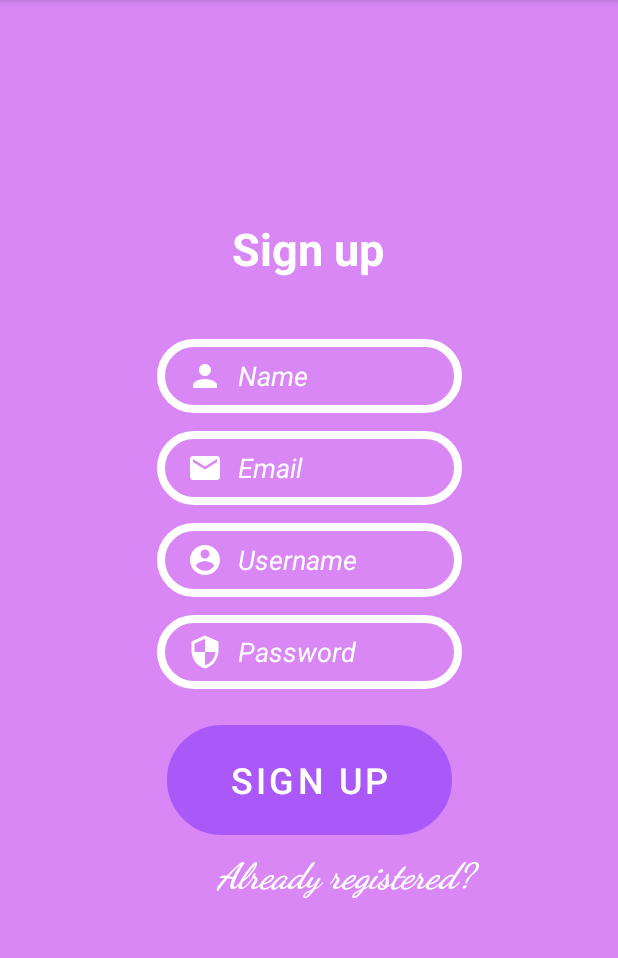
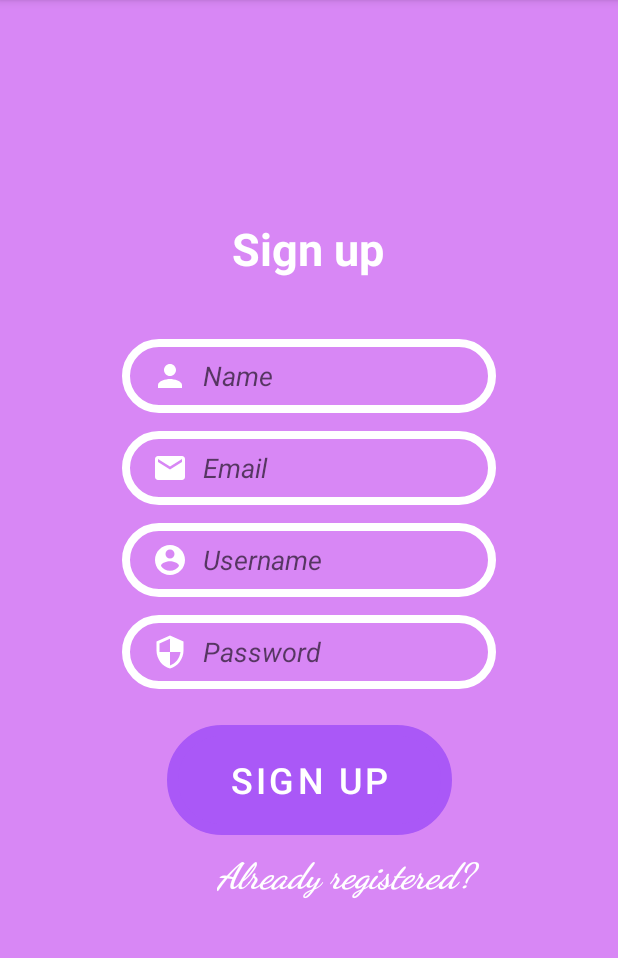
Before and after one commit to Haruberi/MyApp, an Android app: the SignUpActivity screen opened directly, with no data from a screen before it, on a phone screen of 412 x 824 dp, the part 84-1042 px from its top. Run offline under Robolectric (Android 15) with nearby library versions, the phone set to English and light mode, and no system bars; Roboto replaces fonts that are not available here.

Commit message:
Work well, next step: sqlite

```diff
--- a/app/src/main/java/com/example/myapplication/SignInActivity.java
+++ b/app/src/main/java/com/example/myapplication/SignInActivity.java
@@ -1,5 +1,6 @@
 package com.example.myapplication;
 
+import androidx.annotation.Nullable;
 import androidx.appcompat.app.AppCompatActivity;
 
 import android.content.Intent;
@@ -8,4 +9,9 @@ import android.view.View;
 import android.widget.Button;
 
 public class SignInActivity extends AppCompatActivity {
+    @Override
+    protected void onCreate(@Nullable Bundle savedInstanceState) {
+        super.onCreate(savedInstanceState);
+        setContentView(R.layout.activity_sign_in);
     }
+}
--- a/app/src/main/res/layout/activity_main.xml
+++ b/app/src/main/res/layout/activity_main.xml
@@ -31,7 +31,7 @@
         android:layout_width="225dp"
         android:layout_height="77dp"
         android:layout_marginTop="36dp"
-        android:background="@drawable/btn_bg"
+        android:background="@drawable/input_bg"
         android:text="sign in here"
         android:textColor="@android:color/white"
         android:textSize="24sp"
@@ -44,7 +44,7 @@
         android:layout_width="225dp"
         android:layout_height="77dp"
         android:layout_marginTop="32dp"
-        android:background="@drawable/btn_bg"
+        android:background="@drawable/input_bg"
         android:text="sing up here"
         android:textColor="@android:color/white"
         android:textSize="24sp"
--- a/app/src/main/res/layout/activity_sign_up.xml
+++ b/app/src/main/res/layout/activity_sign_up.xml
@@ -26,7 +26,7 @@
 
     <EditText
         android:id="@+id/editTextName"
-        android:layout_width="203dp"
+        android:layout_width="249dp"
         android:layout_height="49dp"
         android:layout_marginTop="40dp"
         android:background="@drawable/input_bg"
@@ -39,7 +39,6 @@
         android:paddingTop="10dp"
         android:paddingRight="10dp"
         android:paddingBottom="10dp"
-        android:text="Name"
         android:textColor="@android:color/white"
         android:textStyle="italic"
         app:layout_constraintEnd_toEndOf="parent"
@@ -48,7 +47,7 @@
 
     <EditText
         android:id="@+id/editTextEmail"
-        android:layout_width="203dp"
+        android:layout_width="249dp"
         android:layout_height="49dp"
         android:layout_marginTop="12dp"
         android:background="@drawable/input_bg"
@@ -61,7 +60,6 @@
         android:paddingTop="10dp"
         android:paddingRight="10dp"
         android:paddingBottom="10dp"
-        android:text="Email"
         android:textColor="@android:color/white"
         android:textStyle="italic"
         app:layout_constraintEnd_toEndOf="@+id/editTextName"
@@ -70,7 +68,7 @@
 
     <EditText
         android:id="@+id/editTextUsername"
-        android:layout_width="203dp"
+        android:layout_width="249dp"
         android:layout_height="49dp"
         android:layout_marginTop="12dp"
         android:background="@drawable/input_bg"
@@ -83,7 +81,6 @@
         android:paddingTop="10dp"
         android:paddingRight="10dp"
         android:paddingBottom="10dp"
-        android:text="Username"
         android:textColor="@android:color/white"
         android:textStyle="italic"
         app:layout_constraintEnd_toEndOf="parent"
@@ -93,7 +90,7 @@
 
     <EditText
         android:id="@+id/editTextPassword"
-        android:layout_width="203dp"
+        android:layout_width="249dp"
         android:layout_height="49dp"
         android:layout_marginTop="12dp"
         android:background="@drawable/input_bg"
@@ -106,7 +103,6 @@
         android:paddingTop="10dp"
         android:paddingRight="10dp"
         android:paddingBottom="10dp"
-        android:text="Password"
         android:textColor="@android:color/white"
         android:textStyle="italic"
         app:layout_constraintEnd_toEndOf="@+id/editTextUsername"
```
Also changed, not shown: app/src/main/res/layout/activity_sign_in.xml (+4 -5 lines).
